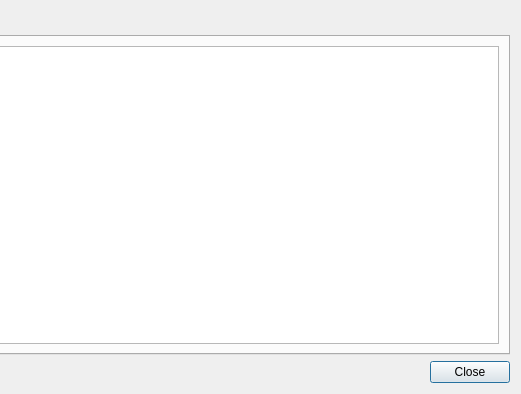
coolshou/qiperf, file JIO/dlgbeamcmd.ui: the form before one commit; both pictures show x 346 to 867 and y 0 to 394 of the 867 by 394 pixel window.
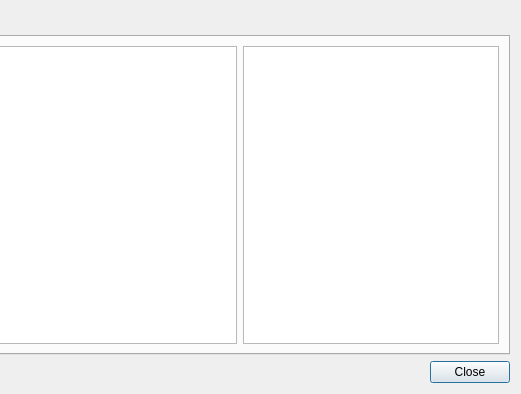
The form after the commit.

```diff
--- a/JIO/dlgbeamcmd.ui
+++ b/JIO/dlgbeamcmd.ui
@@ -23,10 +23,13 @@
       <attribute name="title">
        <string>AP</string>
       </attribute>
-      <layout class="QVBoxLayout" name="verticalLayout_2">
+      <layout class="QHBoxLayout" name="horizontalLayout" stretch="1,0">
        <item>
         <widget class="QTextEdit" name="textEdit"/>
        </item>
+       <item>
+        <widget class="QTextEdit" name="teUCI"/>
+       </item>
       </layout>
      </widget>
     </widget>
```
